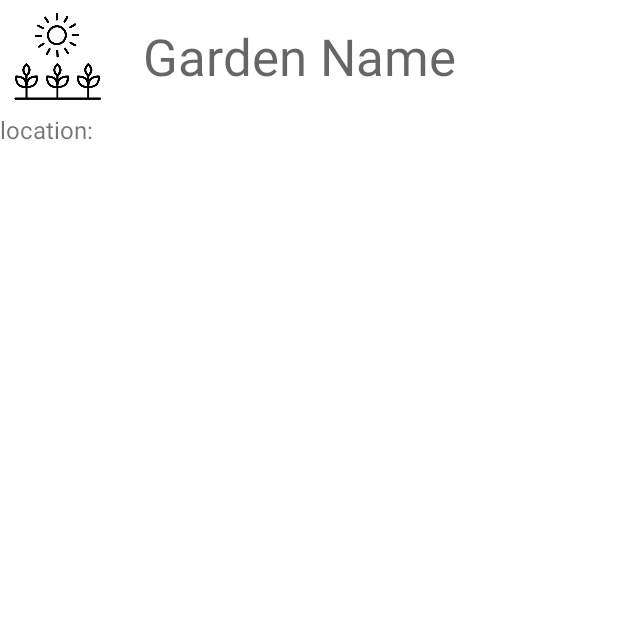
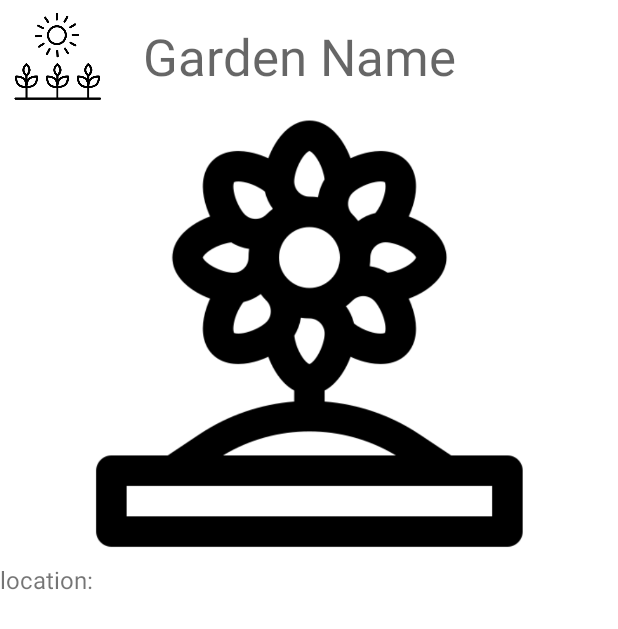
Before and after one commit to SMMotteler/Garden-Planner, an Android app: the layout item_garden.xml on its own in the app's theme, with its tools: preview values and no code run, on a phone screen of 412 x 824 dp. Shown: the top 629 px of the screen. Run offline under Robolectric (Android 15) with nearby library versions, the phone set to English and light mode, and no system bars.

Commit message:
added an imageview to the garden item layout

```diff
--- a/app/src/main/res/layout/item_garden.xml
+++ b/app/src/main/res/layout/item_garden.xml
@@ -29,6 +29,13 @@
 
     </LinearLayout>
 
+    <ImageView
+        android:layout_width="300dp"
+        android:layout_height="300dp"
+        android:id="@+id/ivGardenImage"
+        android:layout_gravity="center"
+        tools:src="@drawable/garden_icon"/>
+
     <androidx.recyclerview.widget.RecyclerView
         android:id="@+id/rvPlants"
         android:layout_width="match_parent"
```
